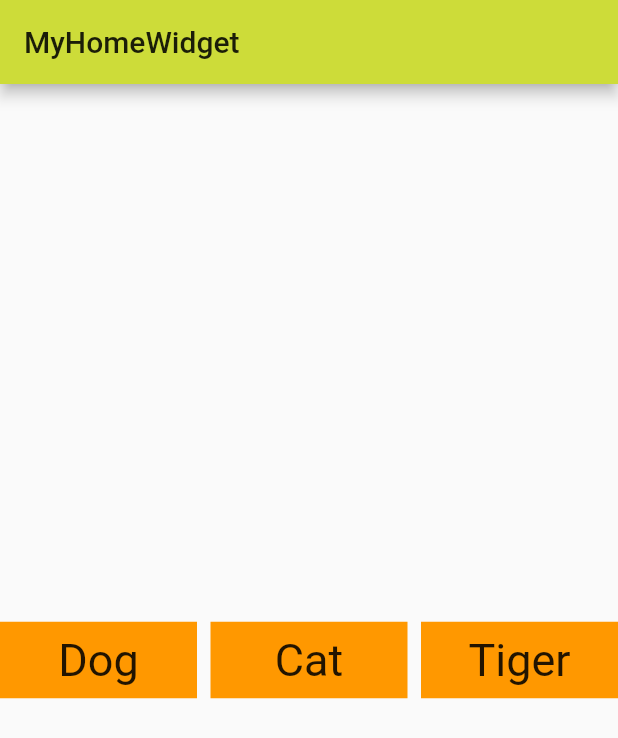
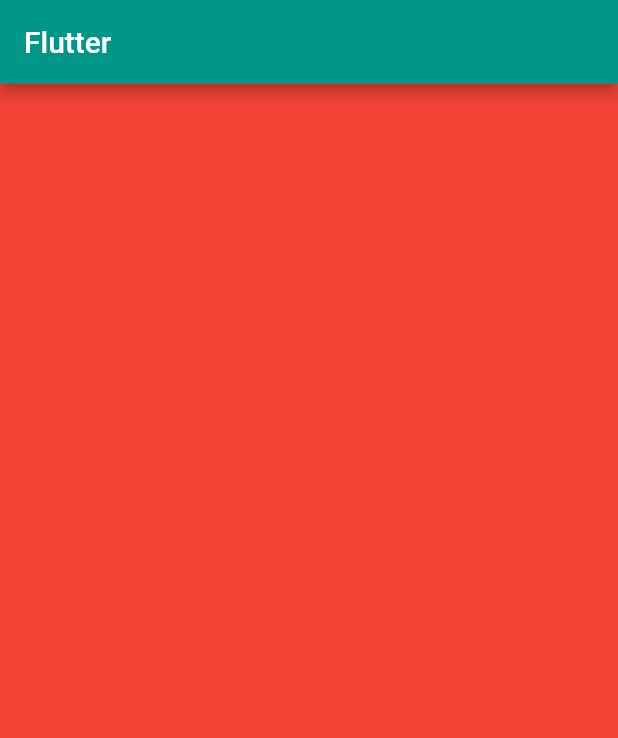
Before and after one commit to tanveerahmed1987/flutter_app, a Flutter app: the screen it shows after launch, on a phone screen of 412 x 824 dp. Shown: the top 738 px of the screen. Run offline on Flutter 3.47's test engine with Material 2 defaults, Android fonts, the phone set to English and light mode, and no system bars.

Commit message:
Building Layout

```diff
--- /dev/null
+++ b/lib/Home.dart
@@ -0,0 +1,17 @@
+
+
+import 'package:flutter/material.dart';
+import './MyAppBar.dart';
+import './Layout.dart';
+
+class Home extends StatelessWidget {
+
+  @override
+  Widget build(BuildContext buildContext) {
+    return Scaffold(
+       appBar: MyAppBar(),
+       body: Layout()
+     );
+  }
+
+}
--- /dev/null
+++ b/lib/Layout.dart
@@ -0,0 +1,8 @@
+import 'package:flutter/material.dart';
+
+class Layout extends StatelessWidget {
+  @override
+  Widget build(BuildContext context) {
+    return Container(color: Colors.red,);
+  }
+}
--- /dev/null
+++ b/lib/MyApp.dart
@@ -0,0 +1,15 @@
+import 'package:flutter/material.dart';
+import './Home.dart';
+
+class MyApp extends StatelessWidget {
+
+  @override
+  Widget build(BuildContext context) {
+   return MaterialApp(
+     home: Home(),
+     theme: ThemeData(
+       primarySwatch: Colors.teal
+     ),
+   );
+  }
+}
--- /dev/null
+++ b/lib/MyAppBar.dart
@@ -0,0 +1,12 @@
+import 'package:flutter/material.dart';
+
+class MyAppBar extends StatelessWidget implements PreferredSizeWidget {
+
+  @override
+  Widget build(BuildContext context) {
+    return AppBar(title: Text('Flutter'));
+  }
+
+  @override
+  Size get preferredSize =>  new Size.fromHeight(AppBar().preferredSize.height);
+}
--- a/lib/main.dart
+++ b/lib/main.dart
@@ -1,44 +1,6 @@
 import 'package:flutter/material.dart';
+import './MyApp.dart';
+
 void main() {
-  runApp(
-    MaterialApp(
-      title: 'Flutter Tutorial',
-      home: Home(),
-      theme: ThemeData(
-        primarySwatch: Colors.lime,
-      ),
-      debugShowCheckedModeBanner: false,
-    )
-  );
+  runApp(MyApp());
 }
-
-class Home extends StatelessWidget {
-  @override
-  Widget build(BuildContext context) {
-    return Scaffold(
-      appBar: AppBar( title: Text('MyHomeWidget')),
-      body: Center(
-        child: Row(children: [
-          Expanded(child: Name('Dog'),),
-          SizedBox(width: 9.0,),
-          Expanded(child: Name('Cat')),
-          SizedBox(width: 9.0,),
-          Expanded(child: Name('Tiger')),
-        ],
-        ),));
-  }
-}
-
-class Name extends StatelessWidget {
-  final String _name;
-  const Name(this._name);
-
-  @override
-  Widget build(BuildContext context) {
-    return DecoratedBox(
-      decoration: BoxDecoration(color: Colors.orange),
-      child: Padding( padding: EdgeInsets.all(8.0), child:
-      Text(this._name, textAlign: TextAlign.center, style: TextStyle(fontSize: 30.0))),
-    );
-  }
-}
```
